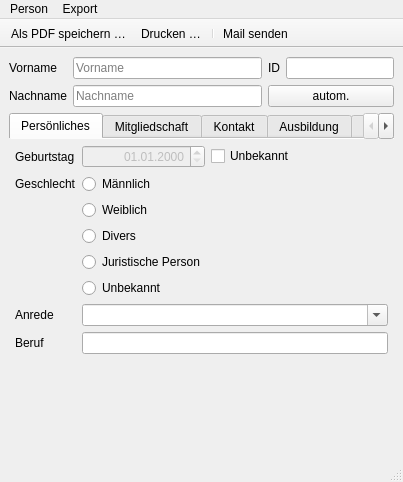
The window that Programm/epl_gui/personwindow.ui (philjosch/Einsatzplaner) describes before a commit, drawn with Qt 5.
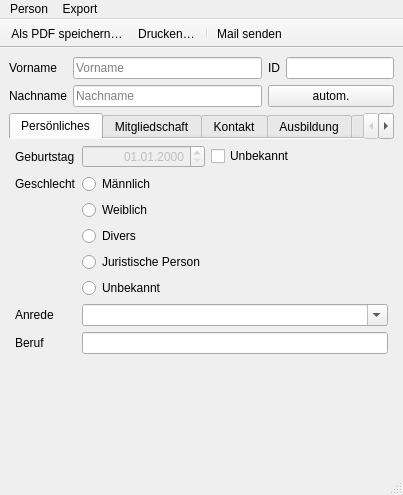
The same window after the commit. Icons and pictures are not drawn.

Commit message:
Interne UI-Verbesserung
Icons an weiteren Stellen konfiguriert. Verschiedene Werte auf Standardeinstellungen zurückgesetzt

Patch:
```diff
--- a/Programm/epl_gui/personwindow.ui
+++ b/Programm/epl_gui/personwindow.ui
@@ -7,7 +7,7 @@
     <x>0</x>
     <y>0</y>
     <width>403</width>
-    <height>482</height>
+    <height>495</height>
    </rect>
   </property>
   <property name="windowTitle">
@@ -967,7 +967,7 @@
      <normaloff>:/icon/printer.svg</normaloff>:/icon/printer.svg</iconset>
    </property>
    <property name="text">
-    <string>Drucken …</string>
+    <string>Drucken…</string>
    </property>
    <property name="shortcut">
     <string>Ctrl+P</string>
@@ -982,7 +982,7 @@
      <normaloff>:/icon/document.svg</normaloff>:/icon/document.svg</iconset>
    </property>
    <property name="text">
-    <string>Als PDF speichern …</string>
+    <string>Als PDF speichern…</string>
    </property>
    <property name="shortcut">
     <string>Ctrl+Shift+P</string>
```
Left out of the diff: 5 changed lines with no effect on the pictures. The commit also changes 4 other files.
